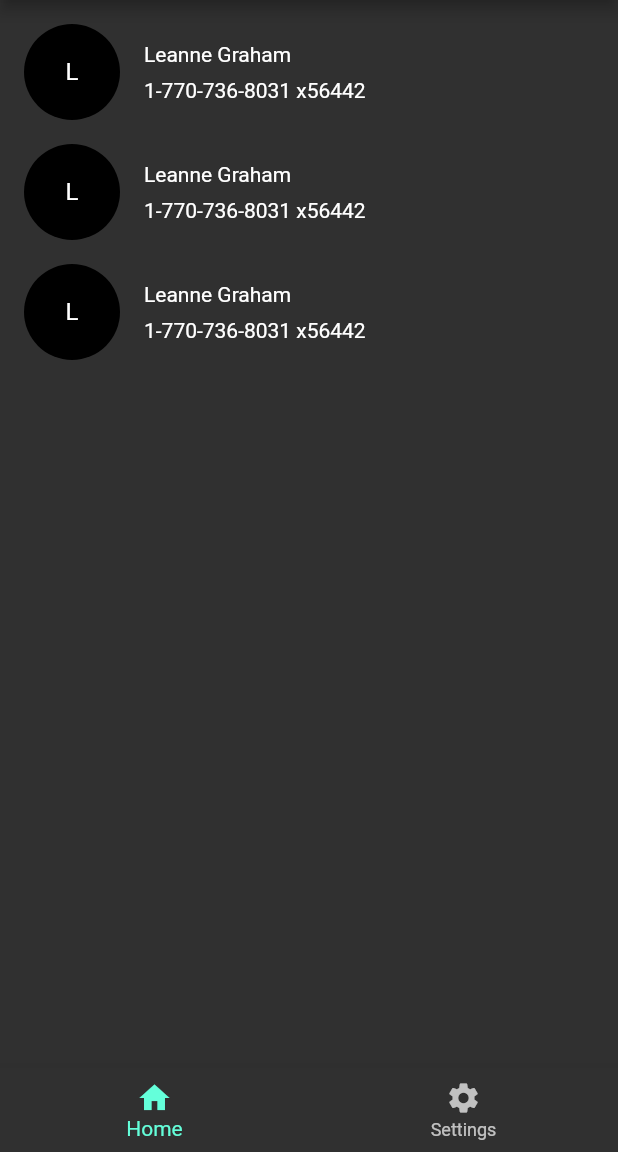
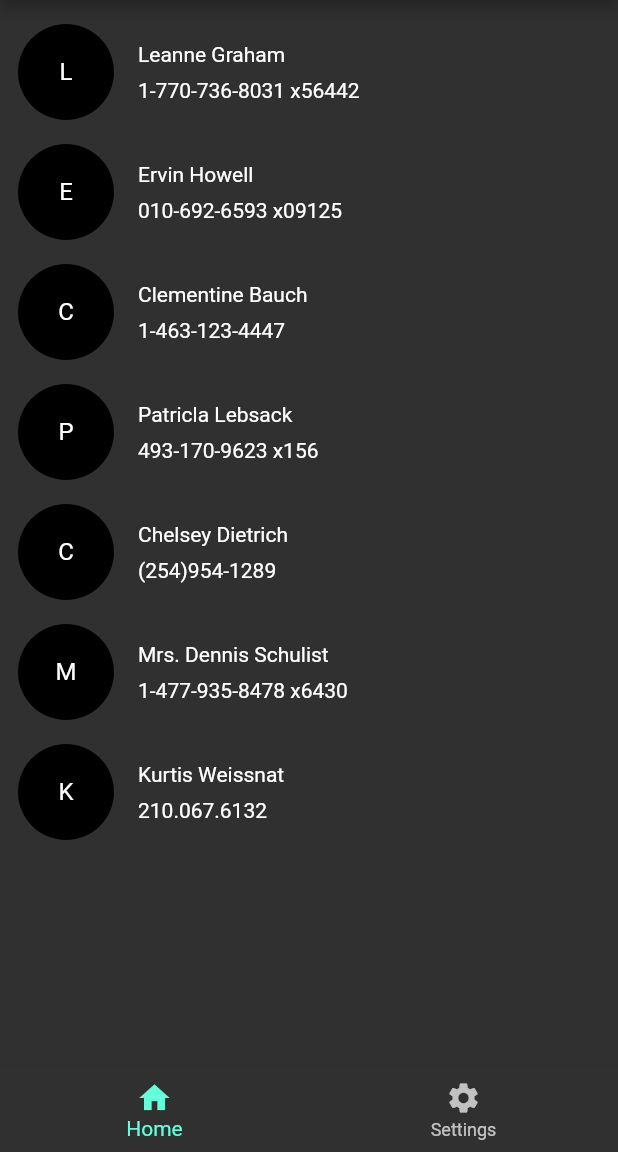
Before and after one commit to hoesk1ee/tpm6_ferryg, a Flutter app: the screen it shows after launch, on a phone screen of 412 x 824 dp, the part 84-1236 px from its top. Run offline on Flutter 3.47's test engine with Material 2 defaults, Android fonts, the light colour scheme and no system bars.

Commit message:
Add model data and display it into home page

```diff
--- a/lib/home_page.dart
+++ b/lib/home_page.dart
@@ -1,4 +1,5 @@
 import 'package:flutter/material.dart';
+import 'package:tugas6_ferrygunawan/models/user_model.dart';
 
 class HomePage extends StatefulWidget {
   const HomePage({super.key});
@@ -8,39 +9,46 @@ class HomePage extends StatefulWidget {
 }
 
 class _HomePageState extends State<HomePage> {
+  List<UserModel> userData = [
+    UserModel("Leanne Graham", "1-770-736-8031 x56442"),
+    UserModel("Ervin Howell", "010-692-6593 x09125"),
+    UserModel("Clementine Bauch", "1-463-123-4447"),
+    UserModel("Patricla Lebsack", "493-170-9623 x156"),
+    UserModel("Chelsey Dietrich", "(254)954-1289"),
+    UserModel("Mrs. Dennis Schulist", "1-477-935-8478 x6430"),
+    UserModel("Kurtis Weissnat", "210.067.6132"),
+  ];
+
   @override
   Widget build(BuildContext context) {
+    return ListView.builder(
+      itemCount: userData.length,
+      itemBuilder: (context, index) {
         return Padding(
-      padding: const EdgeInsets.all(16.0),
-      child: ListView.builder(
-        itemCount: 3,
-        itemBuilder: (context, index) {
-          return const Padding(
-            padding: EdgeInsets.only(bottom: 16),
+          padding: const EdgeInsets.only(left: 12, top: 16, right: 16),
           child: Row(
             children: [
               CircleAvatar(
                 radius: 32,
                 child: Center(
-                    child: Text("L"),
+                  child: Text(userData[index].userName[0]),
                 ),
               ),
-                SizedBox(
+              const SizedBox(
                 width: 16,
               ),
               Column(
                 crossAxisAlignment: CrossAxisAlignment.start,
                 children: [
-                    Text("Leanne Graham"),
-                    SizedBox(height: 8),
-                    Text("1-770-736-8031 x56442"),
+                  Text(userData[index].userName),
+                  const SizedBox(height: 8),
+                  Text(userData[index].userPhone),
                 ],
               )
             ],
           ),
         );
       },
-      ),
     );
   }
 }
--- a/lib/models/user_model.dart
+++ b/lib/models/user_model.dart
@@ -1 +1,6 @@
-class UserModel {}
+class UserModel {
+  final String userName;
+  final String userPhone;
+
+  UserModel(this.userName, this.userPhone);
+}
```
Lines whose indentation alone changed are shown as unchanged.
